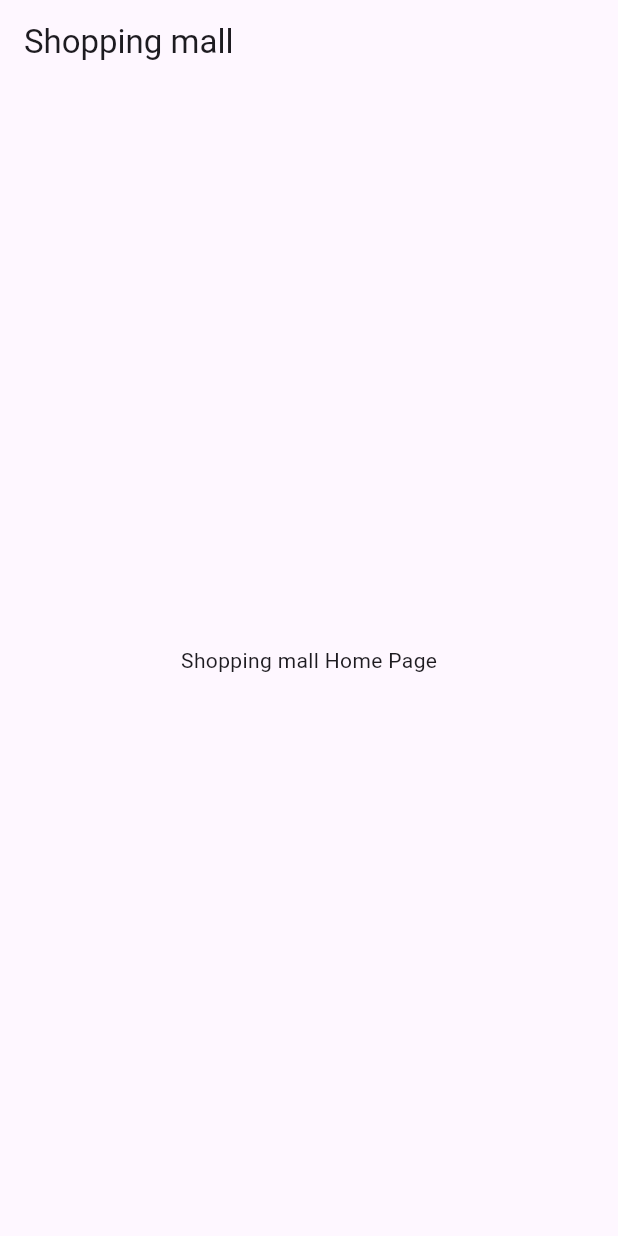
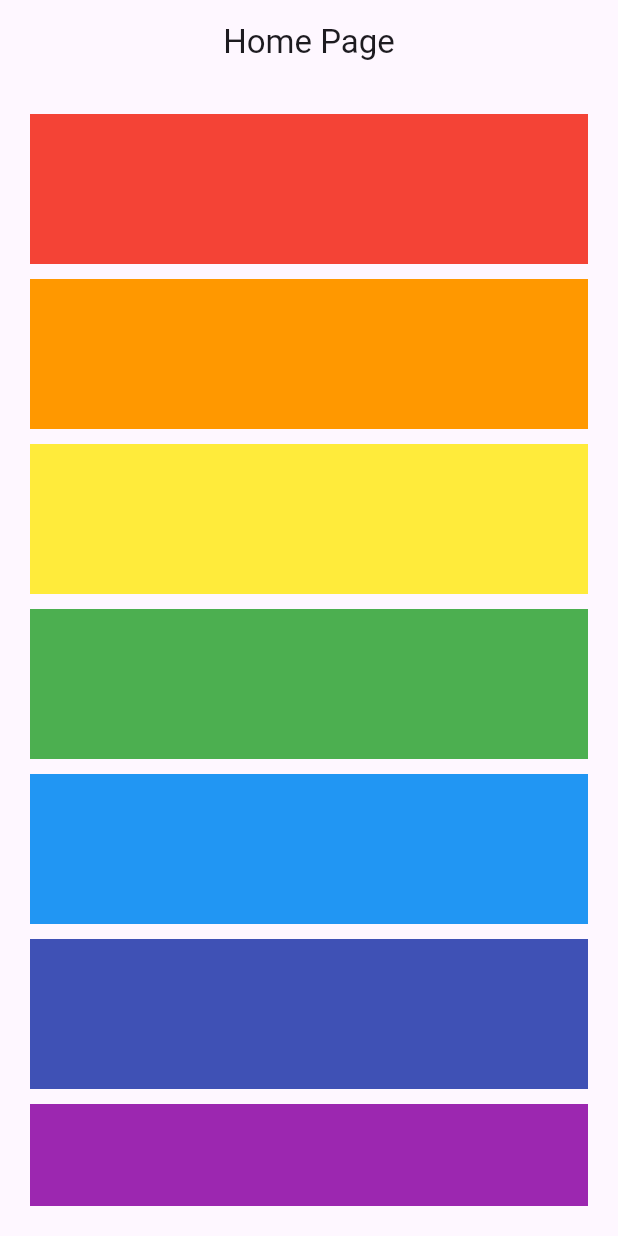
Before and after one commit to jang08089/flutter_shopping, a Flutter app: the screen it shows after launch, on a phone screen of 412 x 824 dp. Run offline on Flutter 3.47's test engine with Material 3 defaults, Android fonts, the phone set to English and light mode, and no system bars.

Commit message:
feat : Product_details_page 레이아웃
- image, title, price, content Widget 레이아웃 배치 완료
- icons.dart 파일로 뒤로가기, 찜 아이콘 생성

```diff
--- a/lib/main.dart
+++ b/lib/main.dart
@@ -1,5 +1,6 @@
 import 'package:flutter/material.dart';
-import 'pages/home/home_page.dart';
+import 'package:flutter_shopping/pages/home/home_page.dart';
+// import 'package:flutter_shopping/pages/product_details_page.dart';
 
 void main() {
   runApp(const MyApp());
@@ -8,7 +9,6 @@ void main() {
 class MyApp extends StatelessWidget {
   const MyApp({super.key});
 
-  // This widget is the root of your application.
   @override
   Widget build(BuildContext context) {
     return MaterialApp(
--- a/lib/pages/home/home_page.dart
+++ b/lib/pages/home/home_page.dart
@@ -1,12 +1,44 @@
 import 'package:flutter/material.dart';
+import 'package:flutter/cupertino.dart';
+import 'package:flutter_shopping/pages/product_details_pages/product_details_page.dart';
 
 class HomePage extends StatelessWidget {
   @override
   Widget build(BuildContext context) {
-    // TODO: implement build
+    final colors = [
+      Colors.red,
+      Colors.orange,
+      Colors.yellow,
+      Colors.green,
+      Colors.blue,
+      Colors.indigo,
+      Colors.purple,
+    ];
+
     return Scaffold(
-      appBar: AppBar(title: Text('Shopping mall')),
-      body: Center(child: Text('Shopping mall Home Page')),
+      appBar: AppBar(centerTitle: true, title: Text('Home Page')),
+      body: Padding(
+        padding: const EdgeInsets.symmetric(horizontal: 20, vertical: 20),
+        child: ListView.separated(
+          itemCount: colors.length,
+          separatorBuilder: (_, __) => SizedBox(height: 10),
+          itemBuilder: (context, index) {
+            return GestureDetector(
+              onTap: () {
+                Navigator.push(
+                  context,
+                  MaterialPageRoute(builder: (_) => ProductDetailsPage()),
+                );
+              },
+              child: Container(
+                width: double.infinity,
+                height: 100,
+                color: colors[index],
+              ),
+            );
+          },
+        ),
+      ),
     );
   }
 }
--- a/pubspec.yaml
+++ b/pubspec.yaml
@@ -57,7 +57,8 @@ flutter:
   uses-material-design: true
 
   # To add assets to your application, add an assets section, like this:
-  # assets:
+  assets:
+    - assets/images/
   #   - images/a_dot_burr.jpeg
   #   - images/a_dot_ham.jpeg
 
```
Also changed, not shown: lib/pages/product_details_pages/icons.dart (added, +27 -0 lines), lib/pages/product_details_pages/product_details_page.dart (added, +78 -0 lines), lib/product.dart (added, +14 -0 lines), assets/images/ahri.png (added).
